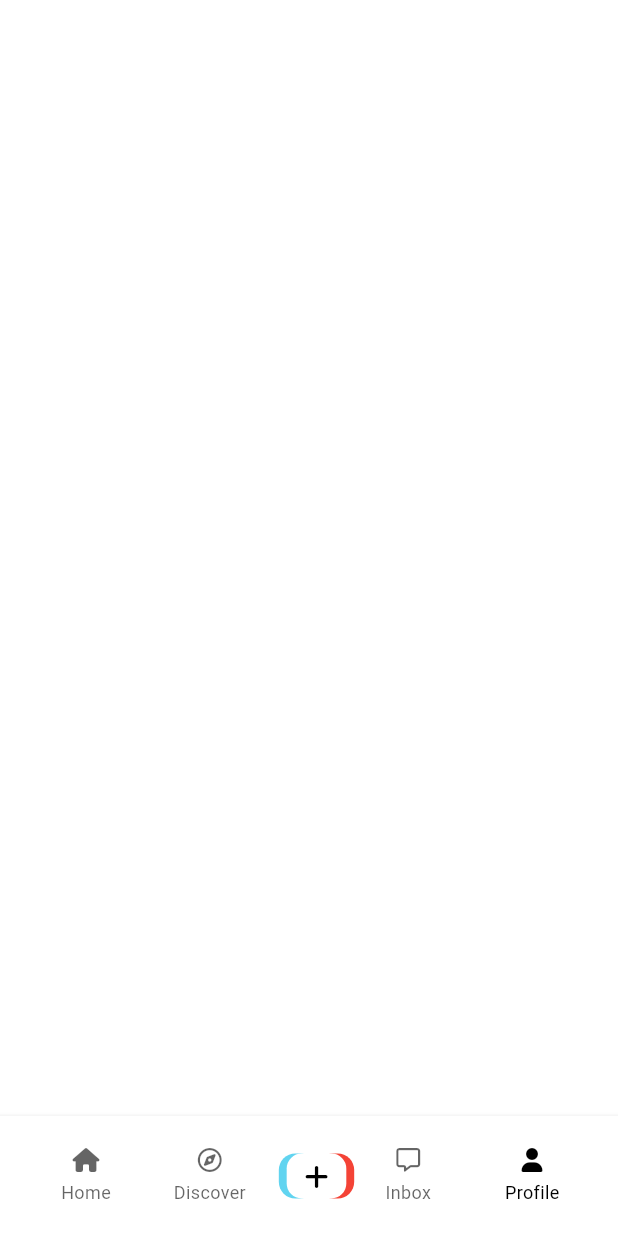
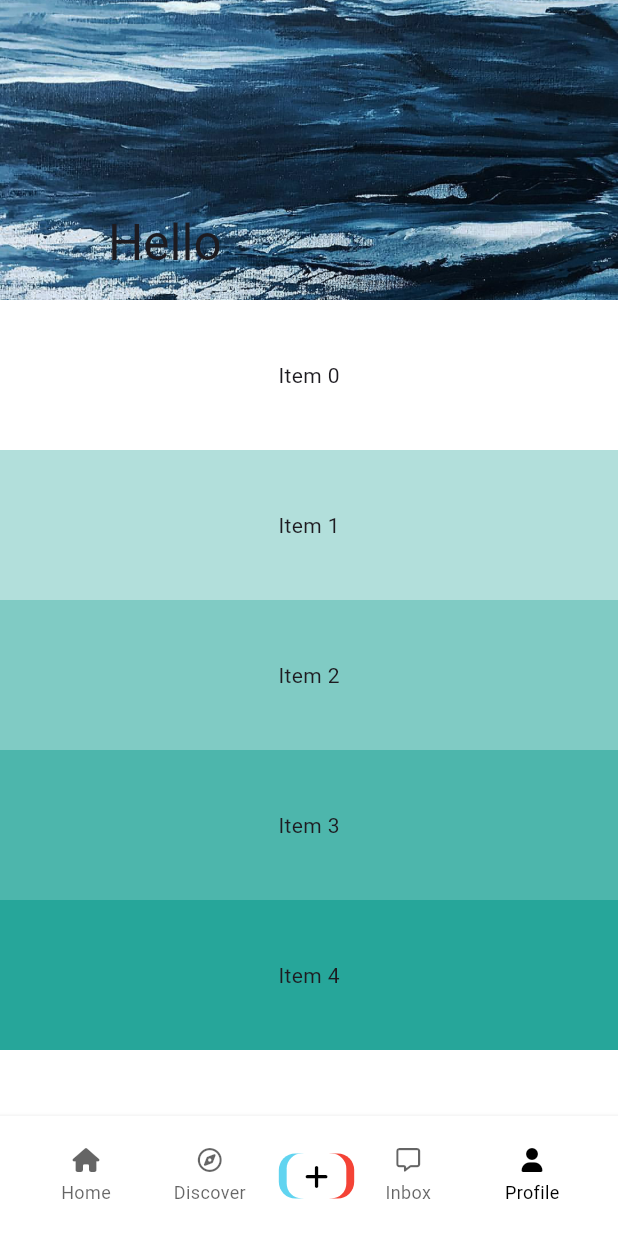
Before and after one commit to hwisaac/flutter_tiktok_clone, a Flutter app: the screen it shows after launch, on a phone screen of 412 x 824 dp. Run offline on Flutter 3.47's test engine with Material 3 defaults, Android fonts, the phone set to English and light mode, and no system bars; our stand-ins replace font_awesome_flutter, video_player, visibility_detector; network calls fail.

Commit message:
sliverAppBar

```diff
--- a/lib/features/users/user_profile_screen.dart
+++ b/lib/features/users/user_profile_screen.dart
@@ -10,6 +10,37 @@ class UserProfileScreen extends StatefulWidget {
 class _UserProfileScreenState extends State<UserProfileScreen> {
   @override
   Widget build(BuildContext context) {
-    return CustomScrollView();
+    return CustomScrollView(
+      slivers: [
+        SliverAppBar(
+          backgroundColor: Colors.teal,
+          collapsedHeight: 80,
+          expandedHeight: 200,
+          flexibleSpace: FlexibleSpaceBar(
+            stretchModes: const [
+              StretchMode.blurBackground,
+              StretchMode.zoomBackground,
+            ],
+            title: const Text("Hello"),
+            background: Image.asset(
+              "assets/images/placeholder.jpg",
+              fit: BoxFit.cover,
+            ),
+          ),
+        ),
+        SliverFixedExtentList(
+            delegate: SliverChildBuilderDelegate(
+              childCount: 5,
+              (context, index) => Container(
+                color: Colors.teal[100 * (index % 9)],
+                child: Align(
+                  child: Text("Item $index"),
+                  alignment: Alignment.center,
+                ),
+              ),
+            ),
+            itemExtent: 100)
+      ],
+    );
   }
 }
```
